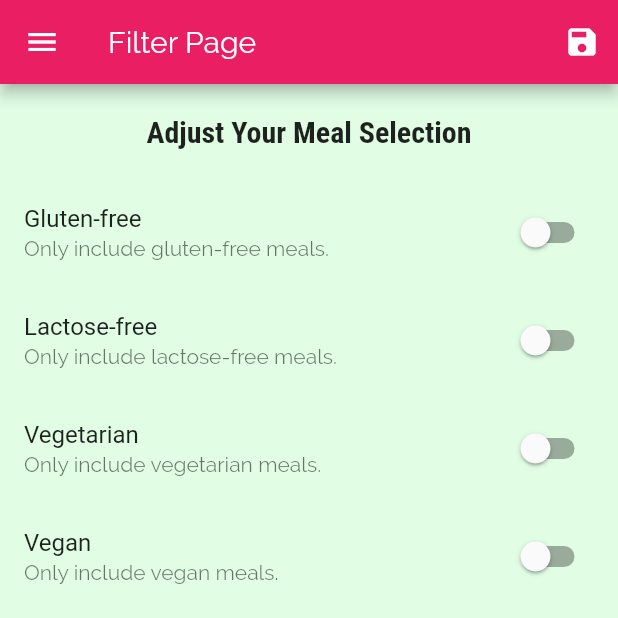
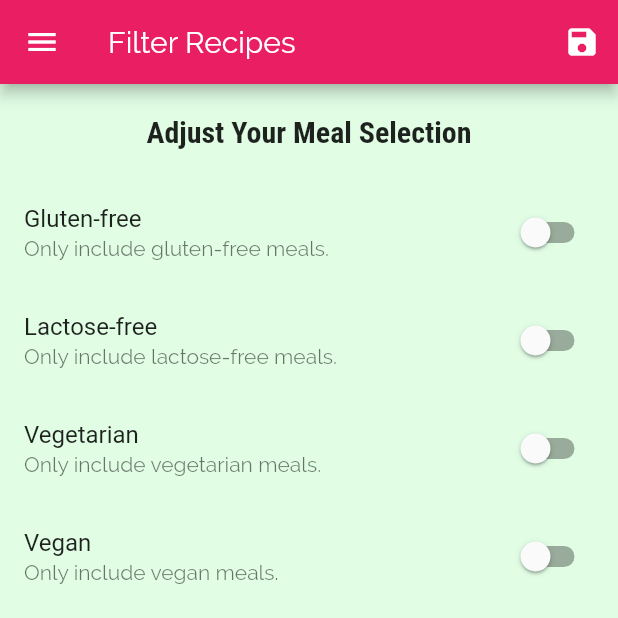
Before and after one commit to muhammadarslannasr/FlutterMealsApp, a Flutter app: the FilterScreen screen opened by its route, on a phone screen of 412 x 824 dp, the top half of it. Run offline on Flutter 3.47's test engine with Material 2 defaults, Android fonts, the phone set to English and light mode, and no system bars.

Commit message:
init app Done!

```diff
--- a/lib/screens/filters_screen.dart
+++ b/lib/screens/filters_screen.dart
@@ -46,7 +46,7 @@ class _FilterScreenState extends State<FilterScreen> {
   Widget build(BuildContext context) {
     return Scaffold(
       appBar: AppBar(
-        title: Text('Filter Page'),
+        title: Text('Filter Recipes'),
         actions: <Widget>[
           IconButton(
               icon: Icon(Icons.save),
```
